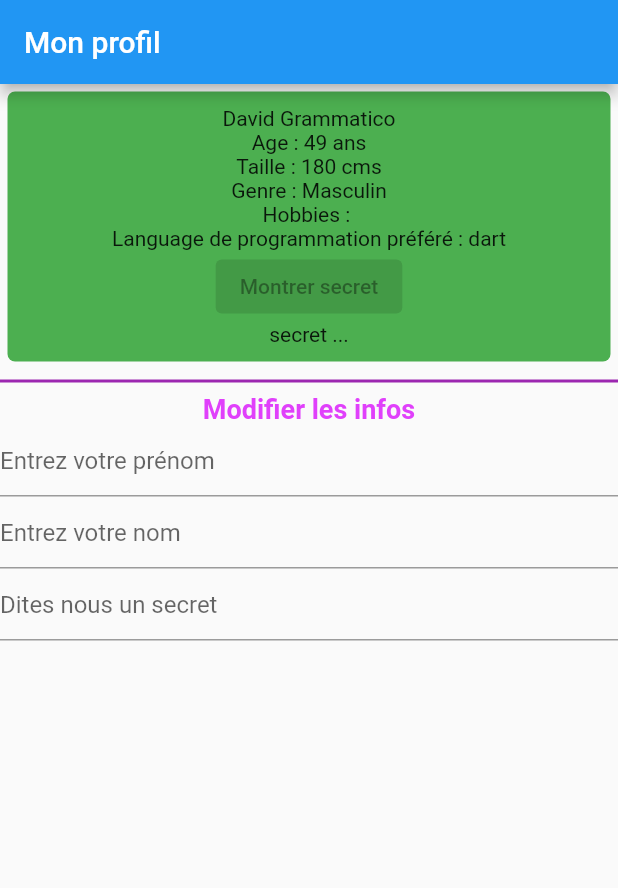
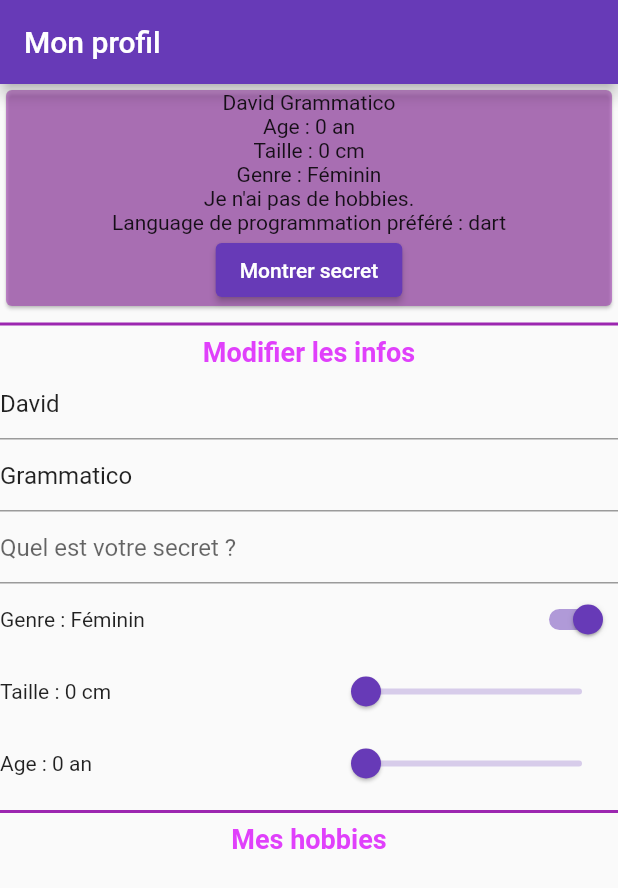
Before and after one commit to Lugdu84/exos_interractifs, a Flutter app: the screen it shows after launch, on a phone screen of 412 x 824 dp. Shown: the top 888 px of the screen. Run offline on Flutter 3.47's test engine with Material 2 defaults, Android fonts, the light colour scheme and no system bars.

Commit message:
update TextField

```diff
--- a/lib/main.dart
+++ b/lib/main.dart
@@ -15,7 +15,7 @@ class MyApp extends StatelessWidget {
       debugShowCheckedModeBanner: false,
       title: 'Flutter Demo',
       theme: ThemeData(
-        primarySwatch: Colors.blue,
+        primarySwatch: Colors.deepPurple,
       ),
       home: HomeView(),
     );
--- a/lib/model/profil.dart
+++ b/lib/model/profil.dart
@@ -9,25 +9,23 @@ class Profil {
   String secret;
 
   Profil(
-      {required this.firstName,
-      required this.lastName,
-      required this.age,
-      required this.taille,
-      required this.genre,
-      required this.hobbies,
-      required this.languageFavorite,
-      required this.secret});
+      {this.firstName = "",
+      this.lastName = "",
+      this.age = 0,
+      this.taille = 0.0,
+      this.genre = true,
+      this.hobbies = const [],
+      this.languageFavorite = "dart",
+      this.secret = ""});
 
-  String setFullName() {
-    return "$firstName $lastName";
-  }
+  String setFullName() => "$firstName $lastName";
 
   String setAge() {
+    String ageString = "$age an";
     if (age > 1) {
-      return "$age ans";
-    } else {
-      return "$age an";
+      ageString += "s";
     }
+    return ageString;
   }
 
   String setTaille() {
@@ -38,7 +36,18 @@ class Profil {
     }
   }
 
-  String setSexe() {
-    return genre ? "Masculin" : "Féminin";
+  String setSexe() => genre ? "Féminin" : "Masculin";
+
+  String setHobbies() {
+    String toHobbiesString = "";
+    if (hobbies.length == 0) {
+      return "Je n'ai pas de hobbies.";
+    } else {
+      toHobbiesString = "Mes hobbies sont :";
+      hobbies.forEach((hobbie) {
+        toHobbiesString += " $hobbie,";
+      });
+      return toHobbiesString;
+    }
   }
 }
--- a/lib/view/header.dart
+++ /dev/null
@@ -1,33 +0,0 @@
-import 'package:flutter/material.dart';
-
-import '../model/profil.dart';
-
-class Header extends StatelessWidget {
-  final Profil profil;
-  const Header({Key? key, required this.profil}) : super(key: key);
-
-  @override
-  Widget build(BuildContext context) {
-    final width = MediaQuery.of(context).size.width;
-    return Center(
-        child: Container(
-            margin: EdgeInsets.all(5),
-            padding: EdgeInsets.all(10),
-            width: width,
-            decoration: BoxDecoration(
-                color: Colors.green, borderRadius: BorderRadius.circular(5)),
-            child: Column(
-              children: [
-                Text(profil.setFullName()),
-                Text("Age : ${profil.setAge()}"),
-                Text("Taille : ${profil.setTaille()}"),
-                Text("Genre : ${profil.setSexe()}"),
-                Text("Hobbies : "),
-                Text(
-                    "Language de programmation préféré : ${profil.languageFavorite}"),
-                ElevatedButton(onPressed: null, child: Text("Montrer secret")),
-                Text("secret ...")
-              ],
-            )));
-  }
-}
--- a/lib/view/home_view.dart
+++ b/lib/view/home_view.dart
@@ -1,7 +1,5 @@
-import 'package:exos_interractifs/view/header.dart';
 import 'package:exos_interractifs/view/sub_title.dart';
 import 'package:flutter/material.dart';
-
 import '../model/profil.dart';
 
 class HomeView extends StatefulWidget {
@@ -12,16 +10,17 @@ class HomeView extends StatefulWidget {
 }
 
 class HomeViewState extends State<HomeView> {
-  final Profil profil = Profil(
-      firstName: "David",
-      lastName: "Grammatico",
-      age: 49,
-      taille: 180,
-      genre: true,
-      hobbies: ["sport"],
-      languageFavorite: "dart",
-      secret: "");
+  Profil profil = Profil(firstName: "David", lastName: "Grammatico");
 
+  bool showSecret = false;
+  Map<String, bool> hobbies = {
+    "Pétanque": false,
+    "Football": false,
+    "Rugby": false,
+    "Code": false,
+    "Manga": false,
+    "Cinéma": false
+  };
   late TextEditingController firstName;
   late TextEditingController lastName;
   late TextEditingController secret;
@@ -32,6 +31,9 @@ class HomeViewState extends State<HomeView> {
     lastName = TextEditingController();
     firstName = TextEditingController();
     secret = TextEditingController();
+    secret.text = profil.secret;
+    firstName.text = profil.firstName;
+    lastName.text = profil.lastName;
   }
 
   @override
@@ -50,44 +52,133 @@ class HomeViewState extends State<HomeView> {
       ),
       body: SingleChildScrollView(
           child: Column(
+        mainAxisSize: MainAxisSize.max,
+        mainAxisAlignment: MainAxisAlignment.spaceAround,
         children: [
-          Header(profil: profil),
+          // Header(profil: profil),
+          Card(
+            color: Colors.purple.withOpacity(0.5),
+            child: Column(
+              children: [
+                Text(profil.setFullName()),
+                Text("Age : ${profil.setAge()}"),
+                Text("Taille : ${profil.setTaille()}"),
+                Text("Genre : ${profil.setSexe()}"),
+                Text(profil.setHobbies()),
+                Text(
+                    "Language de programmation préféré : ${profil.languageFavorite}"),
+                ElevatedButton(
+                    onPressed: showTheSecret,
+                    child: Text(
+                        showSecret ? "Cacher le secret" : "Montrer secret")),
+                (showSecret)
+                    ? Text(profil.secret.isNotEmpty
+                        ? "Mon secret est : ${profil.secret}"
+                        : "Je n'ai pas de secret")
+                    : Container(),
+              ],
+            ),
+          ),
           const Divider(
             thickness: 2,
             color: Colors.purple,
           ),
           const SubTitle(texte: "Modifier les infos"),
-          TextField(
-            controller: firstName,
-            decoration: InputDecoration(hintText: "Entrez votre prénom"),
-            onChanged: ((value) {
+          myTextField(controller: firstName, hint: "Entrez votre prénom"),
+          myTextField(controller: lastName, hint: "Entrez votre nom"),
+          myTextField(
+              controller: secret,
+              hint: "Quel est votre secret ?",
+              isSecret: true),
+          Row(
+            mainAxisSize: MainAxisSize.max,
+            mainAxisAlignment: MainAxisAlignment.spaceBetween,
+            children: [
+              Text("Genre : ${profil.setSexe()}"),
+              Switch(
+                  value: profil.genre,
+                  onChanged: ((bool) {
                     setState(() {
-                profil.firstName = value;
+                      profil.genre = bool;
                     });
-            }),
+                  }))
+            ],
           ),
-          TextField(
-            controller: lastName,
-            decoration: InputDecoration(hintText: "Entrez votre nom"),
-            onChanged: ((value) {
+          Row(
+            mainAxisSize: MainAxisSize.max,
+            mainAxisAlignment: MainAxisAlignment.spaceBetween,
+            children: [
+              Text("Taille : ${profil.setTaille()}"),
+              Slider(
+                  value: profil.taille,
+                  min: 0,
+                  max: 230,
+                  onChanged: ((newValue) {
                     setState(() {
-                profil.lastName = value;
+                      profil.taille = newValue;
                     });
-            }),
+                  }))
+            ],
           ),
-          TextField(
-            obscureText: true,
-            obscuringCharacter: "*",
-            controller: lastName,
-            decoration: InputDecoration(hintText: "Dites nous un secret"),
-            onChanged: ((value) {
+          Row(
+            mainAxisSize: MainAxisSize.max,
+            mainAxisAlignment: MainAxisAlignment.spaceBetween,
+            children: [
+              Text("Age : ${profil.setAge()}"),
+              Slider(
+                  value: profil.age.toDouble(),
+                  min: 0,
+                  max: 120,
+                  onChanged: ((newValue) {
                     setState(() {
-                profil.secret = value;
+                      profil.age = newValue.toInt();
                     });
-            }),
-          )
+                  }))
+            ],
+          ),
+          const Divider(
+            thickness: 2,
+            color: Colors.purple,
+          ),
+          const SubTitle(texte: "Mes hobbies"),
         ],
       )),
     );
   }
+
+  showTheSecret() {
+    setState(() {
+      showSecret = !showSecret;
+    });
   }
+
+  TextField myTextField(
+      {required TextEditingController controller,
+      required String hint,
+      bool isSecret = false}) {
+    return TextField(
+      controller: controller,
+      decoration: InputDecoration(hintText: hint),
+      obscureText: isSecret,
+      onSubmitted: ((newValue) {
+        setState(() {
+          updateUser();
+        });
+      }),
+    );
+  }
+
+  updateUser() {
+    setState(() {
+      profil = Profil(
+        firstName: (firstName.text != profil.firstName)
+            ? firstName.text
+            : profil.firstName,
+        lastName: (lastName.text != profil.lastName)
+            ? lastName.text
+            : profil.lastName,
+        secret: (secret.text != profil.secret) ? secret.text : profil.secret,
+      );
+    });
+  }
+}
```
Lines whose indentation alone changed are shown as unchanged.
